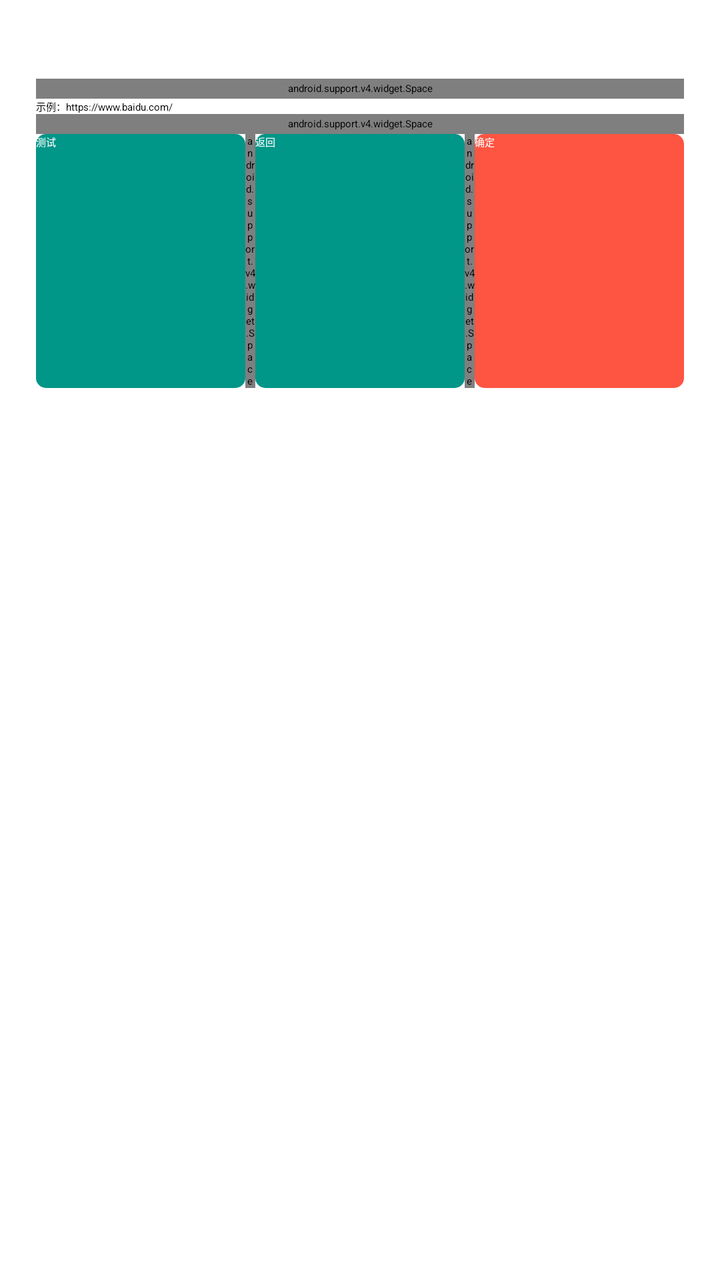
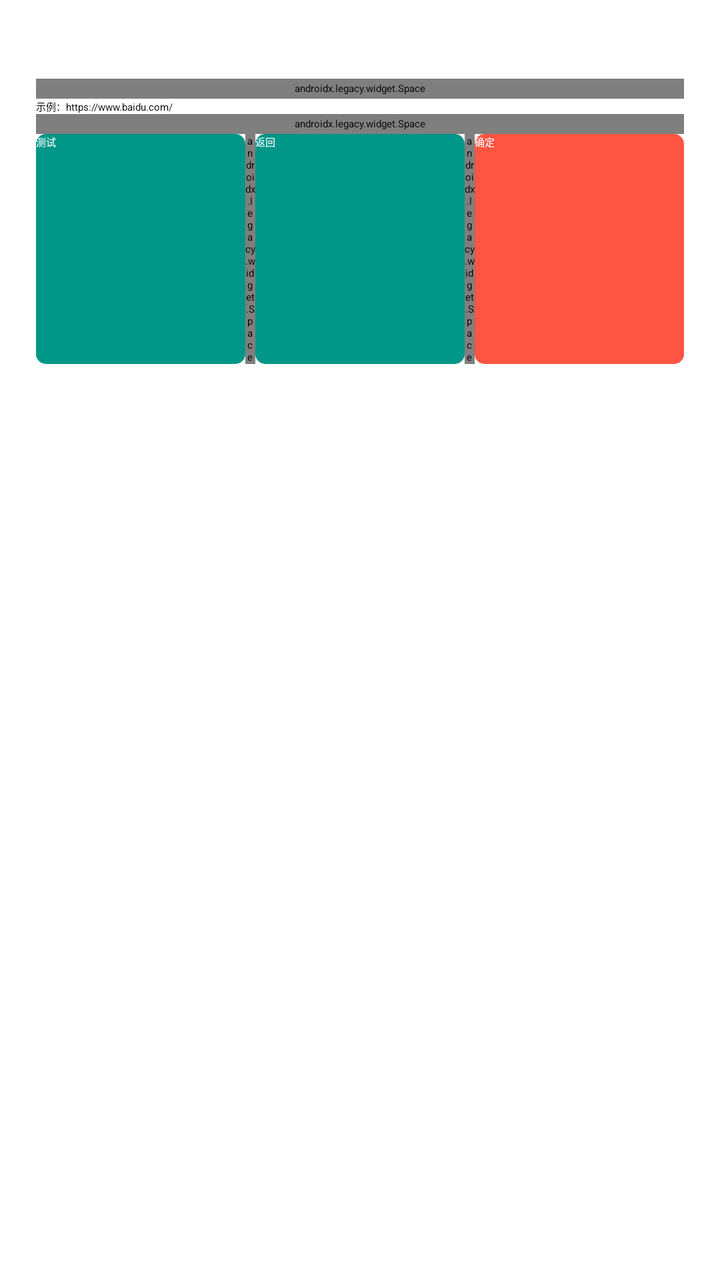

The first picture is an Android layout as it rendered before a commit; the second is the same layout after the commit. The layout source and the unified diff follow.
<!-- AndroidManifest.xml: application theme AppTheme -->
<!-- res/layout/dialog_setting_address.xml -->
<?xml version="1.0" encoding="utf-8"?>
<LinearLayout xmlns:android="http://schemas.android.com/apk/res/android"
    android:layout_width="match_parent"
    android:layout_height="match_parent"
    android:orientation="vertical"
    android:padding="18dp">

    <TextView
        android:layout_width="match_parent"
        android:layout_height="wrap_content"
        android:text="提示：地址设置只需要主地址，不需要长长的一串，例如：你要设置百度为地址，现在你有地址https://www.baidu.com/s?wd=xxxxrsv_iqid=0xfea01101000018c1xxxxxxx,后面接着长长的一串东西，但是你不需要输入这么多，只需要输入第一个“/”之前的内容即可(包括“/”),所以我们最终设置的地址应该是：https://www.baidu.com/，以此类推。测试结果仅供参考"
        android:textColor="@color/common_black_white_text_color" />

    <android.support.v4.widget.Space
        android:layout_width="match_parent"
        android:layout_height="10dp" />

    <android.support.v7.widget.AppCompatAutoCompleteTextView
        android:id="@+id/atv_dialog_address_setting_address"
        android:layout_width="match_parent"
        android:layout_height="wrap_content"
        android:hint="示例：https://www.baidu.com/" />

    <android.support.v4.widget.Space
        android:layout_width="match_parent"
        android:layout_height="10dp" />

    <LinearLayout
        android:layout_width="match_parent"
        android:layout_height="wrap_content"

        android:orientation="horizontal">

        <android.support.v7.widget.AppCompatButton
            android:id="@+id/bt_dialog_address_setting_test"
            android:layout_width="0dp"
            android:layout_height="match_parent"
            android:layout_weight="1"
            android:background="@drawable/button_selector"
            android:text="@string/test"
            android:textColor="@color/common_always_white_text_color" />

        <android.support.v4.widget.Space
            android:layout_width="5dp"
            android:layout_height="match_parent" />

        <android.support.v7.widget.AppCompatButton
            android:id="@+id/bt_dialog_address_setting_back"
            android:layout_width="0dp"
            android:layout_height="match_parent"
            android:layout_weight="1"
            android:background="@drawable/button_selector"
            android:text="@string/back"
            android:textColor="@color/common_always_white_text_color" />

        <android.support.v4.widget.Space
            android:layout_width="5dp"
            android:layout_height="match_parent" />

        <android.support.v7.widget.AppCompatButton
            android:id="@+id/bt_dialog_address_setting_ok"
            android:layout_width="0dp"
            android:layout_height="match_parent"
            android:layout_weight="1"
            android:background="@drawable/button_selector_red"
            android:text="@string/sure"
            android:textColor="@color/common_always_white_text_color" />
    </LinearLayout>
</LinearLayout>
<!-- resources referenced by this layout -->
<resources>
  <color name="common_always_white_text_color">@color/white</color>
  <color name="common_black_white_text_color">@color/qmui_config_color_gray_1</color>
  <!-- drawable button_selector (drawable) -->
  <?xml version="1.0" encoding="utf-8"?>
  <selector xmlns:android="http://schemas.android.com/apk/res/android">
      
      <item android:state_pressed="true">
          <shape>
              
              <solid android:color="@color/colorPrimaryDark" />
              
              <corners android:radius="5dp" />
          </shape>
      </item>
      <item android:state_focused="true">
          <shape>
              
              <solid android:color="@color/colorPrimaryDark" />
              
              <corners android:radius="5dp" />
          </shape>
      </item>
      
      
      <item>
          <shape>
              <solid android:color="@color/colorPrimary"/>
              <corners android:radius="5dp" />
          </shape>
      </item>
  </selector>
  <!-- drawable button_selector_red (drawable) -->
  <?xml version="1.0" encoding="utf-8"?>
  <selector xmlns:android="http://schemas.android.com/apk/res/android">
      
      <item android:state_pressed="true">
          <shape>
              
              <solid android:color="@color/lightred1" />
              
              <corners android:radius="5dp" />
          </shape>
      </item>
      <item android:state_focused="true">
          <shape>
              
              <solid android:color="@color/lightred1" />
              
              <corners android:radius="5dp" />
          </shape>
      </item>
      
      
      <item>
          <shape>
              <solid android:color="@color/lightred"/>
              <corners android:radius="5dp" />
          </shape>
      </item>
  </selector>
  <string name="back">返回</string>
  <string name="sure">确定</string>
  <string name="test">测试</string>
  <style name="AppTheme" parent="QMUI.Compat.NoActionBar">
          
          <item name="colorPrimary">@color/colorPrimary</item>
          <item name="colorPrimaryDark">@color/colorPrimaryDark</item>
          <item name="colorAccent">@color/colorAccent</item>
  
          
  
          <item name="app_content_bg_color">@color/qmui_config_color_white</item>
          <item name="QMUICommonListItemViewStyle">@style/myss</item>
          <item name="qmui_dialog_bg">@drawable/qmui_dialog_bg</item>
          <item name="qmui_bottom_sheet_list_item_text_appearance">@style/myItemStyle</item>
      </style>
  <color name="white">#FFFFFF</color>
  <color name="colorPrimaryDark">#00796B</color>
  <color name="colorPrimary">#009688</color>
  <color name="lightred1">#afFE5442</color>
  <color name="lightred">#FE5442</color>
  <color name="colorAccent">#00BCD4</color>
  <style name="myss" parent="QMUI.CommonListItemView">
          <item name="qmui_commonList_titleColor">@color/setting_list_title_text_color</item>
          <item name="qmui_commonList_detailColor">@color/setting_list_detail_text_color</item>
      </style>
  <!-- drawable qmui_dialog_bg (drawable-night) -->
  <?xml version="1.0" encoding="utf-8"?>
  <shape xmlns:android="http://schemas.android.com/apk/res/android">
      <corners android:radius="@dimen/qmui_dialog_radius"/>
      <solid android:color="@color/setting_list_bg_normal"/>
  </shape>
  <style name="myItemStyle" parent="QMUITextAppearance.ListItem">
          <item name="android:textColor">@color/common_black_white_text_color</item>
      </style>
  <color name="setting_list_title_text_color">@color/qmui_config_color_gray_1</color>
  <color name="setting_list_detail_text_color">@color/qmui_config_color_gray_5</color>
  <color name="setting_list_bg_normal">@color/qmui_config_color_white</color>
</resources>

<!-- the commit's change to res/layout/dialog_setting_address.xml (unified diff, before → after) -->
@@ -11,17 +11,17 @@
         android:text="提示：地址设置只需要主地址，不需要长长的一串，例如：你要设置百度为地址，现在你有地址https://www.baidu.com/s?wd=xxxxrsv_iqid=0xfea01101000018c1xxxxxxx,后面接着长长的一串东西，但是你不需要输入这么多，只需要输入第一个“/”之前的内容即可(包括“/”),所以我们最终设置的地址应该是：https://www.baidu.com/，以此类推。测试结果仅供参考"
         android:textColor="@color/common_black_white_text_color" />
 
-    <android.support.v4.widget.Space
+    <androidx.legacy.widget.Space
         android:layout_width="match_parent"
         android:layout_height="10dp" />
 
-    <android.support.v7.widget.AppCompatAutoCompleteTextView
+    <androidx.appcompat.widget.AppCompatAutoCompleteTextView
         android:id="@+id/atv_dialog_address_setting_address"
         android:layout_width="match_parent"
         android:layout_height="wrap_content"
         android:hint="示例：https://www.baidu.com/" />
 
-    <android.support.v4.widget.Space
+    <androidx.legacy.widget.Space
         android:layout_width="match_parent"
         android:layout_height="10dp" />
 
@@ -31,7 +31,7 @@
 
         android:orientation="horizontal">
 
-        <android.support.v7.widget.AppCompatButton
+        <androidx.appcompat.widget.AppCompatButton
             android:id="@+id/bt_dialog_address_setting_test"
             android:layout_width="0dp"
             android:layout_height="match_parent"
@@ -40,11 +40,11 @@
             android:text="@string/test"
             android:textColor="@color/common_always_white_text_color" />
 
-        <android.support.v4.widget.Space
+        <androidx.legacy.widget.Space
             android:layout_width="5dp"
             android:layout_height="match_parent" />
 
-        <android.support.v7.widget.AppCompatButton
+        <androidx.appcompat.widget.AppCompatButton
             android:id="@+id/bt_dialog_address_setting_back"
             android:layout_width="0dp"
             android:layout_height="match_parent"
@@ -53,11 +53,11 @@
             android:text="@string/back"
             android:textColor="@color/common_always_white_text_color" />
 
-        <android.support.v4.widget.Space
+        <androidx.legacy.widget.Space
             android:layout_width="5dp"
             android:layout_height="match_parent" />
 
-        <android.support.v7.widget.AppCompatButton
+        <androidx.appcompat.widget.AppCompatButton
             android:id="@+id/bt_dialog_address_setting_ok"
             android:layout_width="0dp"
             android:layout_height="match_parent"
